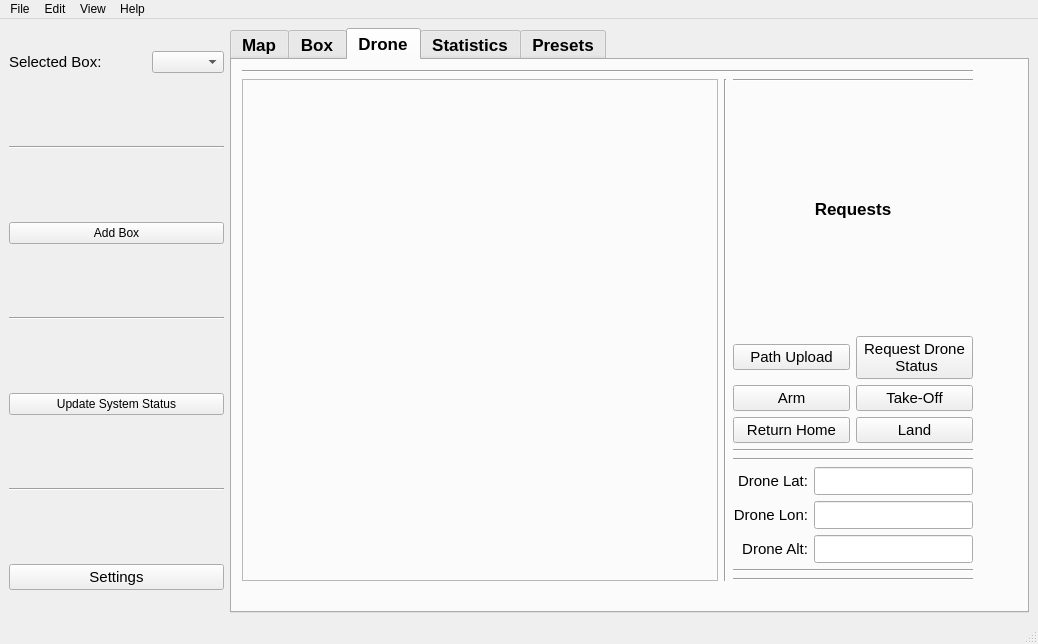
The window that ros2_ws/src/hmi/ui/mainwindow.ui (Samwise101/EiRT-AscenD-Robotics) describes before a commit, drawn with Qt 5.
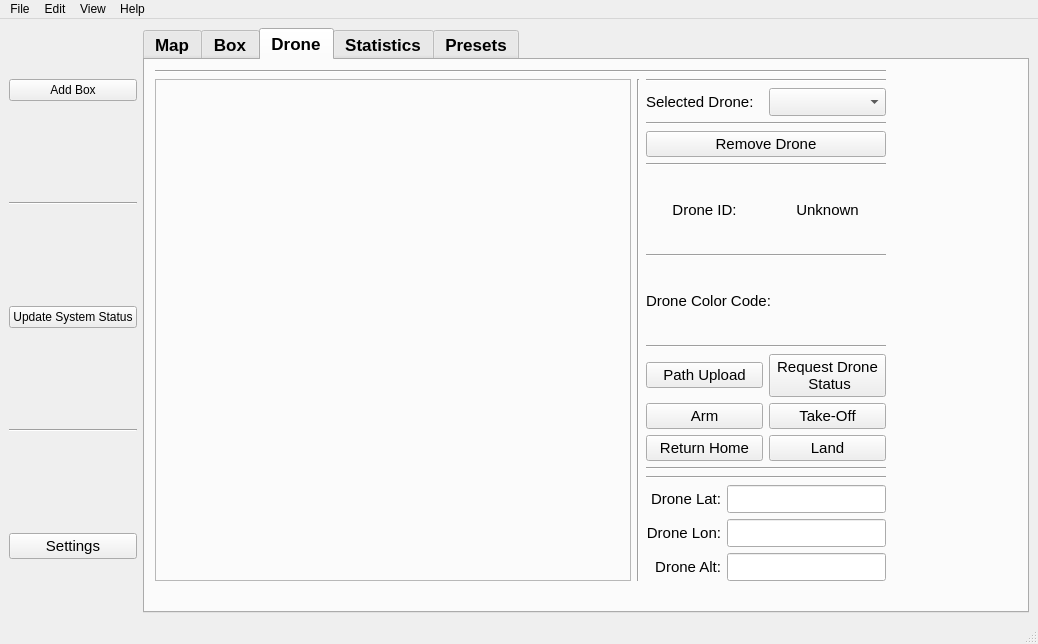
The same window after the commit. The open tabs and pages were chosen to show the change. Icons and pictures are not drawn.

Commit message: Added drone color coding, drone selection and removal, changed drone xml for visualization

The edit to the form file:
```diff
--- a/ros2_ws/src/hmi/ui/mainwindow.ui
+++ b/ros2_ws/src/hmi/ui/mainwindow.ui
@@ -34,37 +34,6 @@
         <property name="spacing">
          <number>50</number>
         </property>
-        <item>
-         <layout class="QHBoxLayout" name="horizontalLayout_11">
-          <item>
-           <widget class="QLabel" name="current_box_label">
-            <property name="font">
-             <font>
-              <pointsize>11</pointsize>
-              <weight>50</weight>
-              <bold>false</bold>
-             </font>
-            </property>
-            <property name="text">
-             <string>Selected Box:</string>
-            </property>
-            <property name="alignment">
-             <set>Qt::AlignLeading|Qt::AlignLeft|Qt::AlignVCenter</set>
-            </property>
-           </widget>
-          </item>
-          <item>
-           <widget class="QComboBox" name="boxComboBox"/>
-          </item>
-         </layout>
-        </item>
-        <item>
-         <widget class="Line" name="line_4">
-          <property name="orientation">
-           <enum>Qt::Horizontal</enum>
-          </property>
-         </widget>
-        </item>
         <item>
          <widget class="QPushButton" name="addBox">
           <property name="text">
@@ -365,20 +334,6 @@
                </property>
               </layout>
              </item>
-             <item>
-              <widget class="Line" name="line_3">
-               <property name="orientation">
-                <enum>Qt::Horizontal</enum>
-               </property>
-              </widget>
-             </item>
-             <item>
-              <widget class="Line" name="line_6">
-               <property name="orientation">
-                <enum>Qt::Horizontal</enum>
-               </property>
-              </widget>
-             </item>
              <item>
               <layout class="QGridLayout" name="box_grid_layout" rowminimumheight="10">
                <property name="sizeConstraint">
@@ -408,7 +363,38 @@
                   </widget>
                  </item>
                  <item>
-                  <layout class="QVBoxLayout" name="box_information_layout" stretch="0,0,0,0,0,0,0,0,0,0,0,0,0">
+                  <layout class="QVBoxLayout" name="box_information_layout" stretch="0,0,0,0,0,0,0,0,0,0,0,0,0,0,0">
+                   <item>
+                    <layout class="QHBoxLayout" name="horizontalLayout_11">
+                     <item>
+                      <widget class="QLabel" name="current_box_label">
+                       <property name="font">
+                        <font>
+                         <pointsize>11</pointsize>
+                         <weight>50</weight>
+                         <bold>false</bold>
+                        </font>
+                       </property>
+                       <property name="text">
+                        <string>Selected Box:</string>
+                       </property>
+                       <property name="alignment">
+                        <set>Qt::AlignLeading|Qt::AlignLeft|Qt::AlignVCenter</set>
+                       </property>
+                      </widget>
+                     </item>
+                     <item>
+                      <widget class="QComboBox" name="boxComboBox"/>
+                     </item>
+                    </layout>
+                   </item>
+                   <item>
+                    <widget class="Line" name="line_4">
+                     <property name="orientation">
+                      <enum>Qt::Horizontal</enum>
+                     </property>
+                    </widget>
+                   </item>
                    <item>
                     <layout class="QHBoxLayout" name="horizontalLayout_6">
                      <item>
@@ -762,7 +748,7 @@
                 </widget>
                </item>
                <item>
-                <layout class="QVBoxLayout" name="verticalLayout_5" stretch="0,0,100,0,0,0,0,0">
+                <layout class="QVBoxLayout" name="verticalLayout_5" stretch="0,0,0,0,0,0,0,0,0,0,0">
                  <item>
                   <widget class="Line" name="line_10">
                    <property name="orientation">
@@ -771,12 +757,149 @@
                   </widget>
                  </item>
                  <item>
-                  <widget class="QLabel" name="label_8">
+                  <layout class="QHBoxLayout" name="horizontalLayout_12">
+                   <item>
+                    <widget class="QLabel" name="label">
+                     <property name="font">
+                      <font>
+                       <pointsize>11</pointsize>
+                       <weight>50</weight>
+                       <bold>false</bold>
+                      </font>
+                     </property>
+                     <property name="text">
+                      <string>Selected Drone:</string>
+                     </property>
+                    </widget>
+                   </item>
+                   <item>
+                    <widget class="QComboBox" name="droneComboBox"/>
+                   </item>
+                  </layout>
+                 </item>
+                 <item>
+                  <widget class="Line" name="line_8">
+                   <property name="orientation">
+                    <enum>Qt::Horizontal</enum>
+                   </property>
+                  </widget>
+                 </item>
+                 <item>
+                  <widget class="QPushButton" name="removeDroneButton">
+                   <property name="font">
+                    <font>
+                     <pointsize>11</pointsize>
+                     <weight>50</weight>
+                     <bold>false</bold>
+                    </font>
+                   </property>
                    <property name="text">
-                    <string>Requests</string>
+                    <string>Remove Drone</string>
                    </property>
-                   <property name="alignment">
-                    <set>Qt::AlignCenter</set>
+                   <property name="icon">
+                    <iconset resource="../resources/resources.qrc">
+                     <normaloff>:/images/icons/remove_drone.png</normaloff>:/images/icons/remove_drone.png</iconset>
+                   </property>
+                  </widget>
+                 </item>
+                 <item>
+                  <widget class="Line" name="line_3">
+                   <property name="orientation">
+                    <enum>Qt::Horizontal</enum>
+                   </property>
+                  </widget>
+                 </item>
+                 <item>
+                  <layout class="QVBoxLayout" name="verticalLayout_7">
+                   <item>
+                    <layout class="QHBoxLayout" name="horizontalLayout_10">
+                     <item>
+                      <widget class="QLabel" name="label_3">
+                       <property name="font">
+                        <font>
+                         <pointsize>11</pointsize>
+                         <weight>50</weight>
+                         <bold>false</bold>
+                        </font>
+                       </property>
+                       <property name="text">
+                        <string>Drone ID:</string>
+                       </property>
+                       <property name="alignment">
+                        <set>Qt::AlignCenter</set>
+                       </property>
+                      </widget>
+                     </item>
+                     <item>
+                      <widget class="QLabel" name="droneIdLabel">
+                       <property name="font">
+                        <font>
+                         <pointsize>11</pointsize>
+                         <weight>50</weight>
+                         <bold>false</bold>
+                        </font>
+                       </property>
+                       <property name="text">
+                        <string>Unknown</string>
+                       </property>
+                       <property name="alignment">
+                        <set>Qt::AlignCenter</set>
+                       </property>
+                      </widget>
+                     </item>
+                    </layout>
+                   </item>
+                   <item>
+                    <widget class="Line" name="line_6">
+                     <property name="orientation">
+                      <enum>Qt::Horizontal</enum>
+                     </property>
+                    </widget>
+                   </item>
+                   <item>
+                    <layout class="QHBoxLayout" name="horizontalLayout_13">
+                     <item>
+                      <widget class="QLabel" name="label_5">
+                       <property name="font">
+                        <font>
+                         <pointsize>11</pointsize>
+                         <weight>50</weight>
+                         <bold>false</bold>
+                        </font>
+                       </property>
+                       <property name="text">
+                        <string>Drone Color Code:</string>
+                       </property>
+                       <property name="alignment">
+                        <set>Qt::AlignCenter</set>
+                       </property>
+                      </widget>
+                     </item>
+                     <item>
+                      <widget class="QLabel" name="droneColorCodeLabel">
+                       <property name="font">
+                        <font>
+                         <pointsize>11</pointsize>
+                         <weight>50</weight>
+                         <bold>false</bold>
+                        </font>
+                       </property>
+                       <property name="text">
+                        <string/>
+                       </property>
+                       <property name="alignment">
+                        <set>Qt::AlignCenter</set>
+                       </property>
+                      </widget>
+                     </item>
+                    </layout>
+                   </item>
+                  </layout>
+                 </item>
+                 <item>
+                  <widget class="Line" name="line_23">
+                   <property name="orientation">
+                    <enum>Qt::Horizontal</enum>
                    </property>
                   </widget>
                  </item>
@@ -974,20 +1097,6 @@
                    </item>
                   </layout>
                  </item>
-                 <item>
-                  <widget class="Line" name="line_8">
-                   <property name="orientation">
-                    <enum>Qt::Horizontal</enum>
-                   </property>
-                  </widget>
-                 </item>
-                 <item>
-                  <widget class="Line" name="line_9">
-                   <property name="orientation">
-                    <enum>Qt::Horizontal</enum>
-                   </property>
-                  </widget>
-                 </item>
                 </layout>
                </item>
               </layout>
```
Left out of the diff: 115 changed lines with no effect on the pictures. The commit also changes 9 other files.
